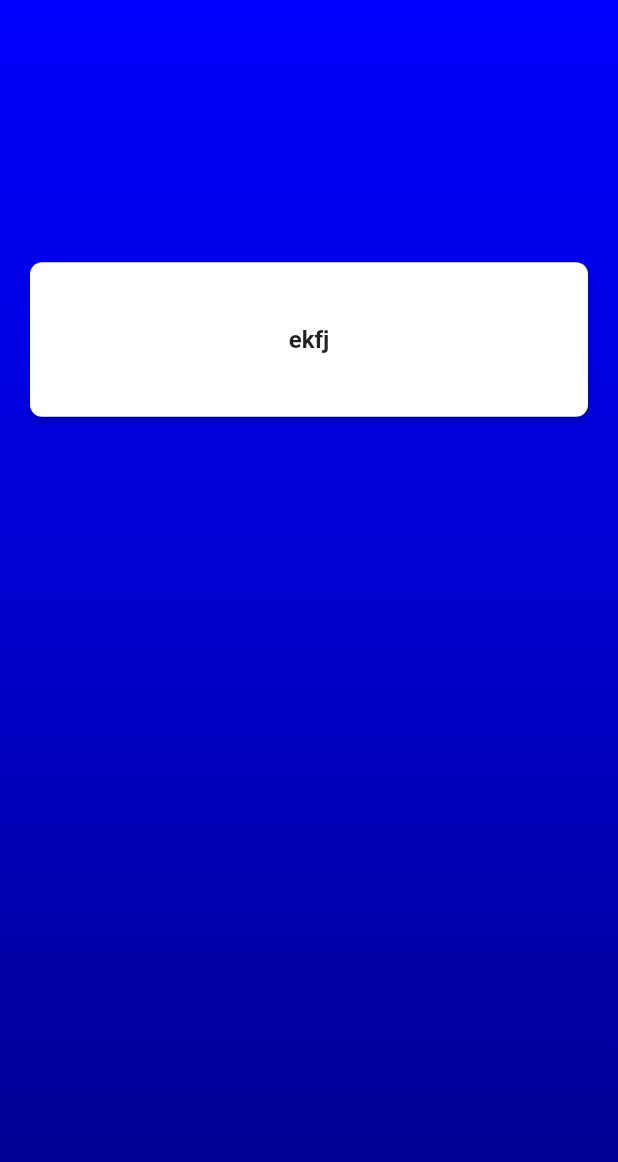
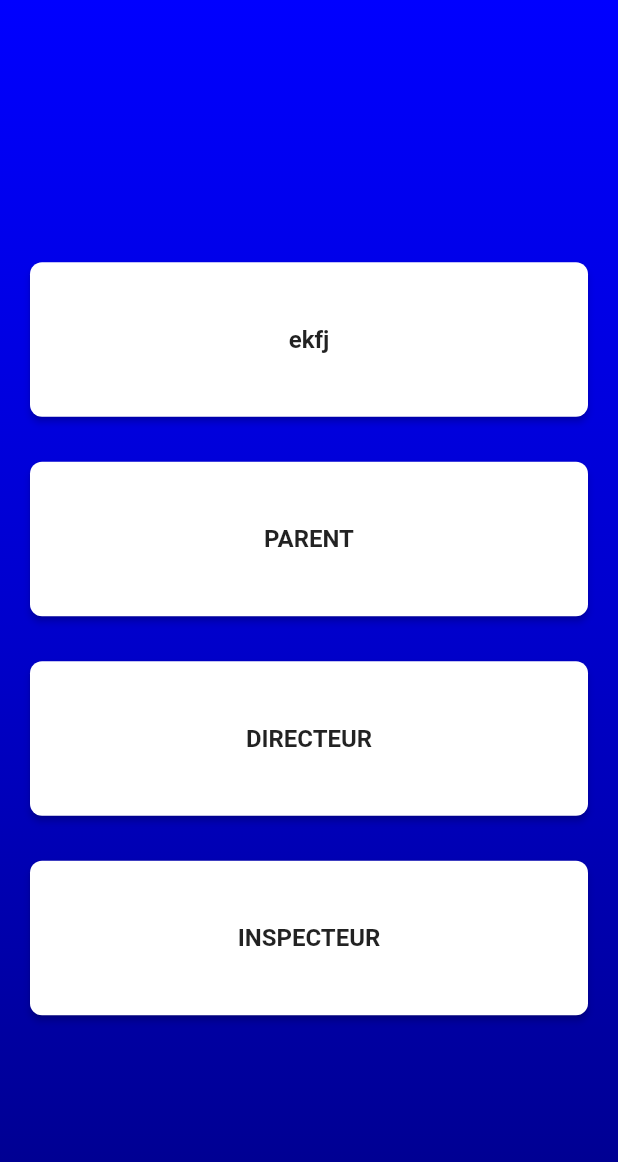
Before and after one commit to aboudalaeddine/XpertAutism, a Flutter app: the screen it shows after launch, on a phone screen of 412 x 824 dp. Shown: the top 1162 px of the screen. Run offline on Flutter 3.47's test engine with Material 2 defaults, Android fonts, the phone set to English and light mode, and no system bars; our stand-ins replace firebase_auth, firebase_core; accounts and stored records are empty.

```diff
--- a/lib/screens/first_home_screen.dart
+++ b/lib/screens/first_home_screen.dart
@@ -31,6 +31,9 @@ class _FirstHomeScreenState extends State<FirstHomeScreen> {
                         20, MediaQuery.of(context).size.height * 0.2, 20, 0),
                     child: Column(children: <Widget>[
                       UserTypeButton(context, "ekfj", () {}),
+                      UserTypeButton(context, "PARENT", () {}),
+                      UserTypeButton(context, "DIRECTEUR", () {}),
+                      UserTypeButton(context, "INSPECTEUR", () {}),
                     ])))));
   }
 }
```
